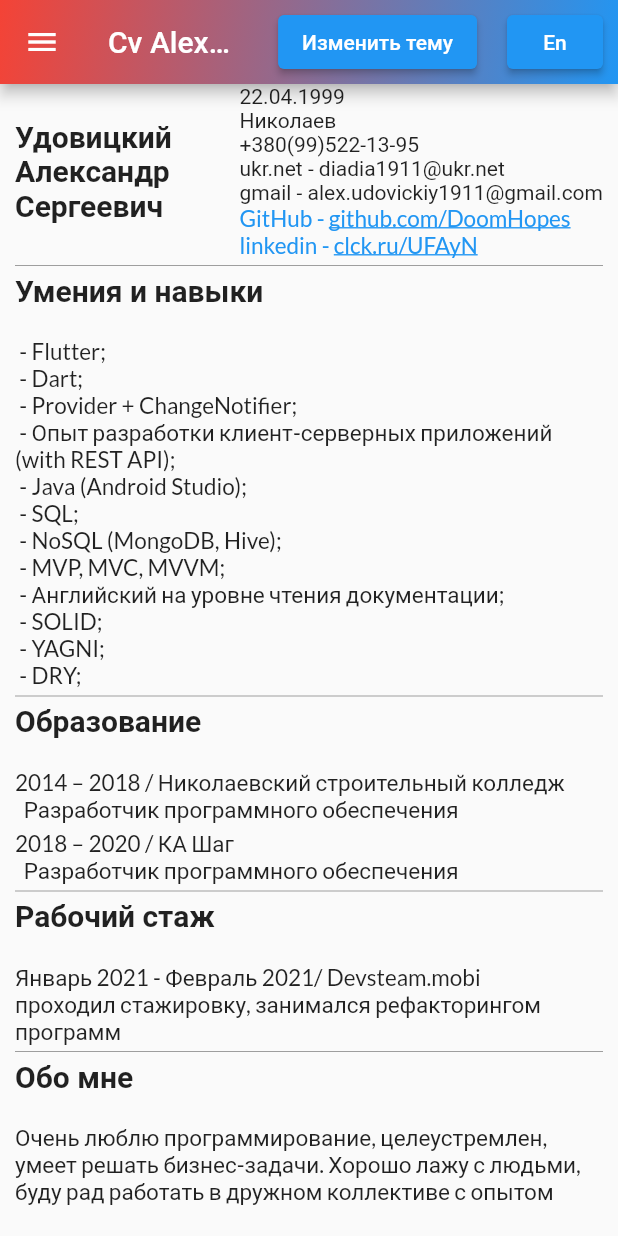
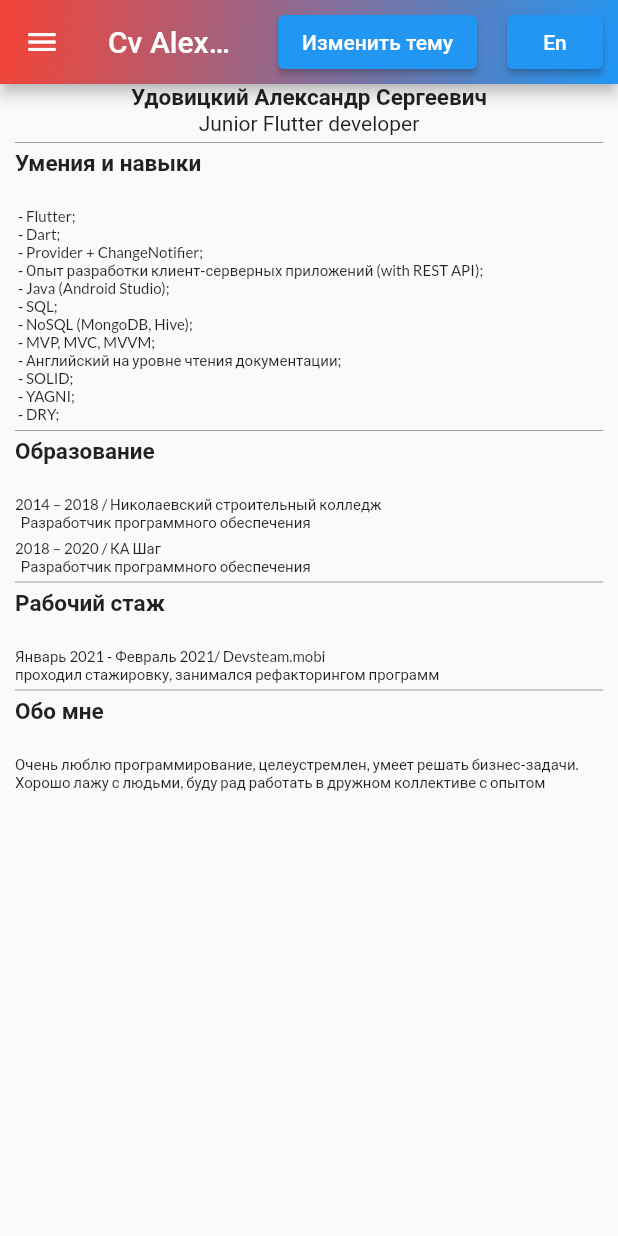
Before and after one commit to DoomHopes/cv_web, a Flutter app: the screen it shows after launch, after a tap on "Ru", on a phone screen of 412 x 824 dp. Run offline on Flutter 3.47's test engine with Material 2 defaults, Android fonts, the phone set to English and light mode, and no system bars; drawn by our look-alikes of flutter_linkify; our stand-ins replace google_fonts; Roboto replaces fonts that are missing (Allerta).

Commit message:
change head widget and add contact widget

```diff
--- a/lib/utils/constants.dart
+++ b/lib/utils/constants.dart
@@ -13,6 +13,6 @@ TextStyle kTitleStyle = GoogleFonts.allerta(
     fontSize: kTitleSize,
     fontWeight: FontWeight.bold);
 
-const double kTitleSize = 20;
+const double kTitleSize = 15;
 
-const double kTextSize = 15;
+const double kTextSize = 10;
--- a/lib/widgets/head_widget.dart
+++ b/lib/widgets/head_widget.dart
@@ -2,80 +2,24 @@ import 'package:cv_web/generated/l10n.dart';
 import 'package:cv_web/utils/constants.dart';
 import 'package:flutter/cupertino.dart';
 import 'package:flutter/material.dart';
-import 'package:flutter_linkify/flutter_linkify.dart';
-import 'package:url_launcher/url_launcher.dart';
 
 class HeadWidget extends StatelessWidget {
-  Future<void> _launchInBrowser(String url) async {
-    if (await canLaunch(url)) {
-      await launch(
-        url,
-        forceSafariVC: false,
-        forceWebView: false,
-        headers: <String, String>{'my_header_key': 'my_header_value'},
-      );
-    } else {
-      throw 'Could not launch $url';
-    }
-  }
-
   @override
   Widget build(BuildContext context) {
-    return Row(
-      mainAxisAlignment: MainAxisAlignment.spaceBetween,
-      children: <Widget>[
+    return Center(
+      child: Column(
+        children: [
           Text(
             S.of(context).Udovitsky +
-              '\n' +
+                ' ' +
                 S.of(context).Alexander +
-              '\n' +
+                ' ' +
                 S.of(context).Sergeevich,
             style: kTitleStyle,
           ),
-        Column(
-          crossAxisAlignment: CrossAxisAlignment.start,
-          children: <Widget>[
-            Text(
-              '22.04.1999',
-              overflow: TextOverflow.clip,
+          Text('Junior Flutter developer'),
+        ],
       ),
-            Text(
-              S.of(context).Nikolaev,
-              overflow: TextOverflow.clip,
-            ),
-            Text(
-              '+380(99)522-13-95',
-              overflow: TextOverflow.clip,
-            ),
-            Text(
-              'ukr.net - diadia1911@ukr.net',
-              overflow: TextOverflow.clip,
-            ),
-            Text(
-              'gmail - alex.udovickiy1911@gmail.com',
-              overflow: TextOverflow.clip,
-            ),
-            Linkify(
-              onOpen: (link) {
-                _launchInBrowser(link.url.toString());
-              },
-              text: "GitHub - https://github.com/DoomHopes",
-              style: kLinkStyle,
-              linkStyle: kLinkStyle,
-              overflow: TextOverflow.clip,
-            ),
-            Linkify(
-              onOpen: (link) {
-                _launchInBrowser(link.url.toString());
-              },
-              text: "linkedin - https://clck.ru/UFAyN",
-              style: kLinkStyle,
-              linkStyle: kLinkStyle,
-              overflow: TextOverflow.clip,
-            ),
-          ],
-        )
-      ],
     );
   }
 }
```
Also changed, not shown: lib/widgets/contacts_widget.dart (added, +67 -0 lines), 2 other files. Lines whose indentation alone changed are shown as unchanged.
